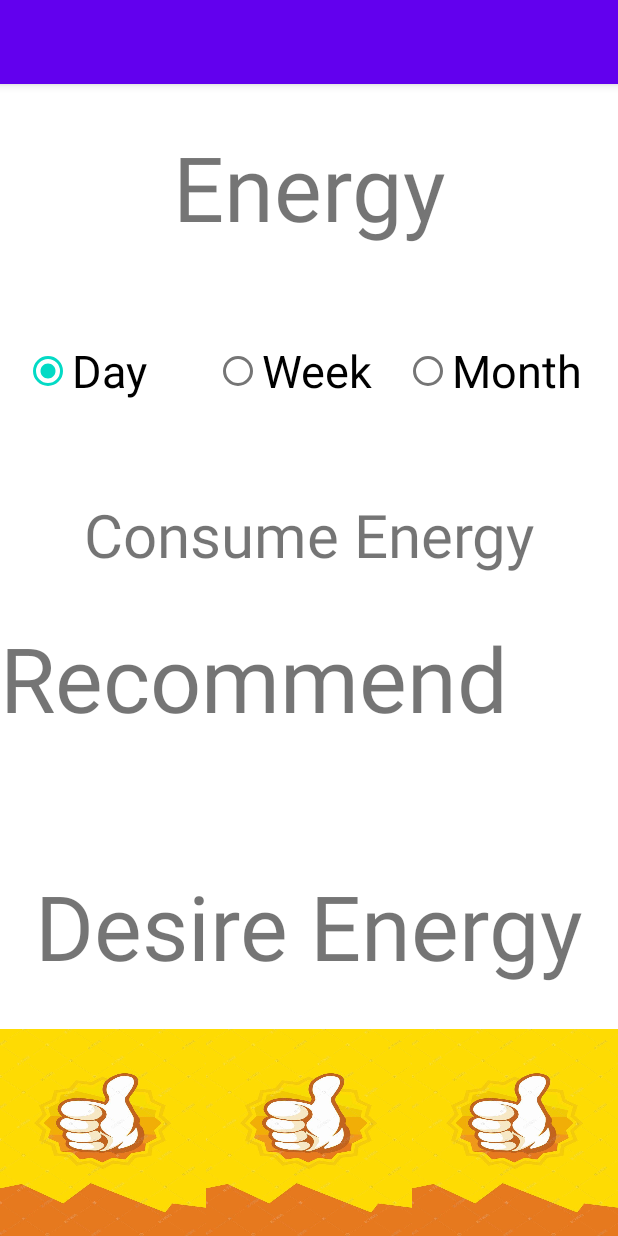
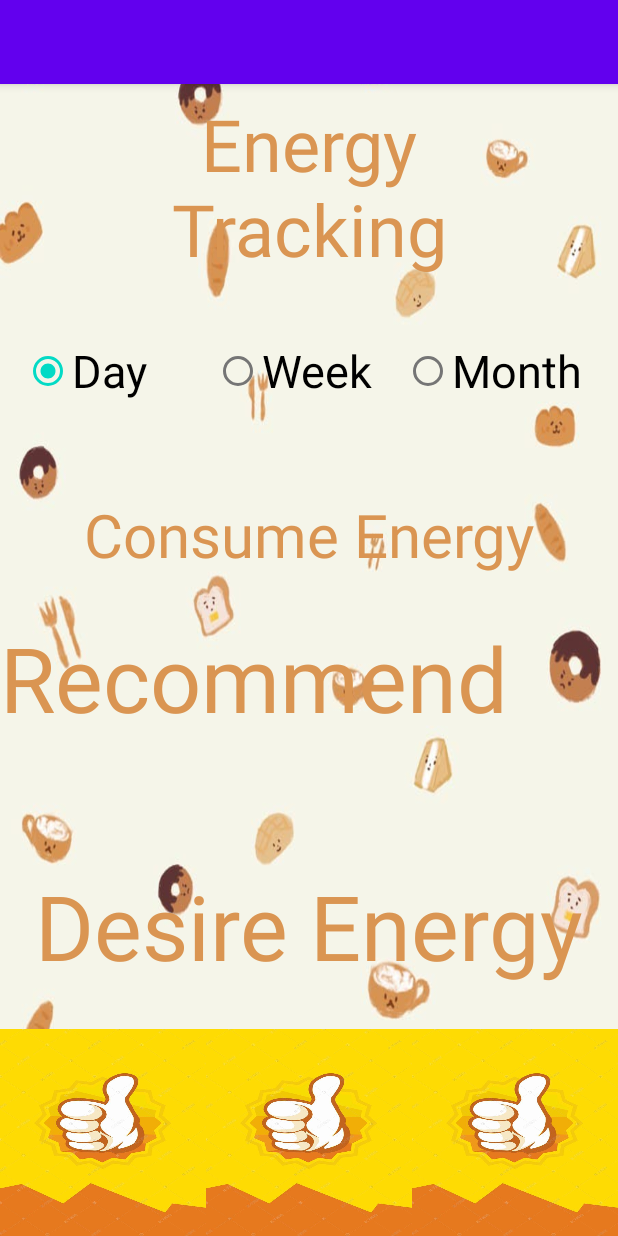
Before and after one commit to XuSog/Calorize, an Android app: the layout energy_activity.xml on its own in the app's theme, with its tools: preview values and no code run, on a phone screen of 412 x 824 dp. Run offline under Robolectric (Android 15) with nearby library versions, the phone set to English and light mode, and no system bars.

Commit message:
some modifcation to the interface

```diff
--- a/app/src/main/res/layout/activity_main.xml
+++ b/app/src/main/res/layout/activity_main.xml
@@ -9,8 +9,6 @@
     android:paddingLeft="16dp"
     android:paddingRight="16dp"
     tools:context=".MainActivity">
-
-
 
     <com.google.android.material.appbar.AppBarLayout
         android:layout_width="match_parent"
--- a/app/src/main/res/layout/chicken_rice_layout.xml
+++ b/app/src/main/res/layout/chicken_rice_layout.xml
@@ -5,6 +5,7 @@
     xmlns:tools="http://schemas.android.com/tools"
     android:layout_width="match_parent"
     android:layout_height="match_parent"
+    android:background="@drawable/background"
     tools:context=".ChickenRiceActivity">
 
     <com.google.android.material.appbar.AppBarLayout
--- a/app/src/main/res/layout/energy_activity.xml
+++ b/app/src/main/res/layout/energy_activity.xml
@@ -5,6 +5,7 @@
     xmlns:tools="http://schemas.android.com/tools"
     android:layout_width="match_parent"
     android:layout_height="match_parent"
+    android:background="@drawable/background"
     tools:context=".EnergyActivity">
 
     <com.google.android.material.appbar.AppBarLayout
@@ -23,9 +24,9 @@
         android:layout_width="match_parent"
         android:layout_height="0dp"
         android:layout_weight="1"
-
-        android:text="Energy"
-        android:textSize="60sp"
+        android:textColor="#DA9552"
+        android:text="Energy\nTracking"
+        android:textSize="48sp"
         android:gravity="center" />
 
     <RadioGroup
@@ -42,7 +43,7 @@
             android:id="@+id/dayButton"
             android:text="Day"
             android:textSize="30sp"
-
+            android:textColor="@color/black"
             android:checked="true"
 
             android:layout_width="0dp"
@@ -52,7 +53,7 @@
             android:id="@+id/weekButton"
             android:text="Week"
             android:textSize="30sp"
-
+            android:textColor="@color/black"
             android:layout_width="0dp"
             android:layout_height="match_parent"
             android:layout_weight="1" />
@@ -60,7 +61,7 @@
             android:id="@+id/monthButton"
             android:text="Month"
             android:textSize="30sp"
-
+            android:textColor="@color/black"
             android:layout_width="0dp"
             android:layout_height="match_parent"
             android:layout_weight="1" />
@@ -73,7 +74,7 @@
         android:layout_height="0dp"
         android:layout_weight="0.8"
         android:id="@+id/EnergyConsumeText"
-
+        android:textColor="#DA9552"
         android:text="Consume Energy"
         android:textSize="40sp"
 
@@ -84,7 +85,7 @@
         android:layout_width="match_parent"
         android:layout_height="0dp"
         android:layout_weight="1"
-
+        android:textColor="#DA9552"
 
         android:text="Recommend"
         android:textSize="60sp"
@@ -99,7 +100,7 @@
         android:id="@+id/EnergyDesireText"
         android:text="Desire Energy"
         android:textSize="60sp"
-
+        android:textColor="#DA9552"
         android:gravity="center" />
 
     <LinearLayout
--- a/app/src/main/res/layout/food_detail.xml
+++ b/app/src/main/res/layout/food_detail.xml
@@ -4,6 +4,7 @@
     android:layout_height="match_parent"
     xmlns:tools="http://schemas.android.com/tools"
     android:orientation="vertical"
+    android:background="@drawable/background"
     tools:context=".FoodDetail">
 
     <com.google.android.material.appbar.AppBarLayout
--- a/app/src/main/res/layout/healthy_soup_layout.xml
+++ b/app/src/main/res/layout/healthy_soup_layout.xml
@@ -5,6 +5,7 @@
     xmlns:tools="http://schemas.android.com/tools"
     android:layout_width="match_parent"
     android:layout_height="match_parent"
+    android:background="@drawable/background"
     tools:context=".HealthySoupActivity">
 
     <com.google.android.material.appbar.AppBarLayout
--- a/app/src/main/res/layout/indian_layout.xml
+++ b/app/src/main/res/layout/indian_layout.xml
@@ -5,6 +5,7 @@
     xmlns:tools="http://schemas.android.com/tools"
     android:layout_width="match_parent"
     android:layout_height="match_parent"
+    android:background="@drawable/background"
     tools:context=".IndianActivity">
 
     <com.google.android.material.appbar.AppBarLayout
--- a/app/src/main/res/layout/korean_layout.xml
+++ b/app/src/main/res/layout/korean_layout.xml
@@ -5,6 +5,7 @@
     xmlns:tools="http://schemas.android.com/tools"
     android:layout_width="match_parent"
     android:layout_height="match_parent"
+    android:background="@drawable/background"
     tools:context=".KoreanActivity">
 
     <com.google.android.material.appbar.AppBarLayout
--- a/app/src/main/res/layout/muslim_layout.xml
+++ b/app/src/main/res/layout/muslim_layout.xml
@@ -5,6 +5,7 @@
     xmlns:tools="http://schemas.android.com/tools"
     android:layout_width="match_parent"
     android:layout_height="match_parent"
+    android:background="@drawable/background"
     tools:context=".MuslimActivity">
 
     <com.google.android.material.appbar.AppBarLayout
--- a/app/src/main/res/layout/plan.xml
+++ b/app/src/main/res/layout/plan.xml
@@ -6,6 +6,7 @@
     xmlns:tools="http://schemas.android.com/tools"
     android:layout_width="match_parent"
     android:layout_height="match_parent"
+    android:background="@drawable/background"
     tools:context=".Plan">
     <androidx.appcompat.widget.Toolbar
         android:id="@+id/toolbar"
--- a/app/src/main/res/layout/western_layout.xml
+++ b/app/src/main/res/layout/western_layout.xml
@@ -5,6 +5,7 @@
     xmlns:tools="http://schemas.android.com/tools"
     android:layout_width="match_parent"
     android:layout_height="match_parent"
+    android:background="@drawable/background"
     tools:context=".WesternActivity">
 
     <com.google.android.material.appbar.AppBarLayout
```
Also changed, not shown: app/src/main/java/com/example/healthcare/MainActivity.java (+8 -8 lines), app/src/main/res/layout/medal_and_profile_photo.xml (+13 -0 lines), app/src/main/res/layout/profile.xml (+6 -5 lines).
